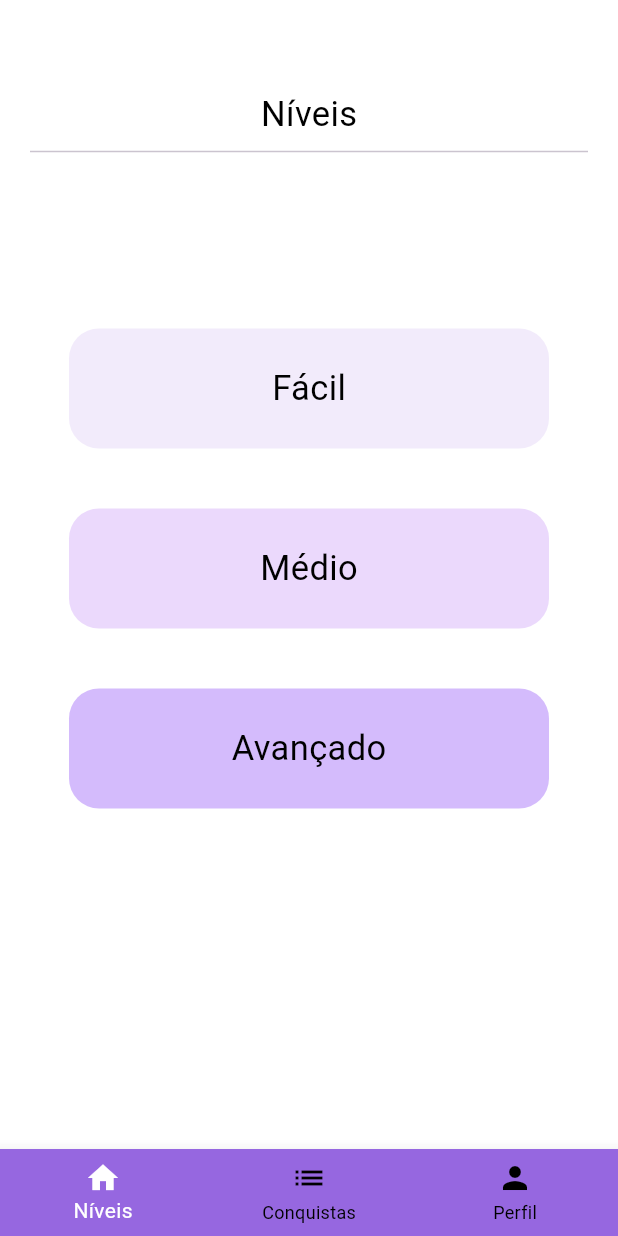
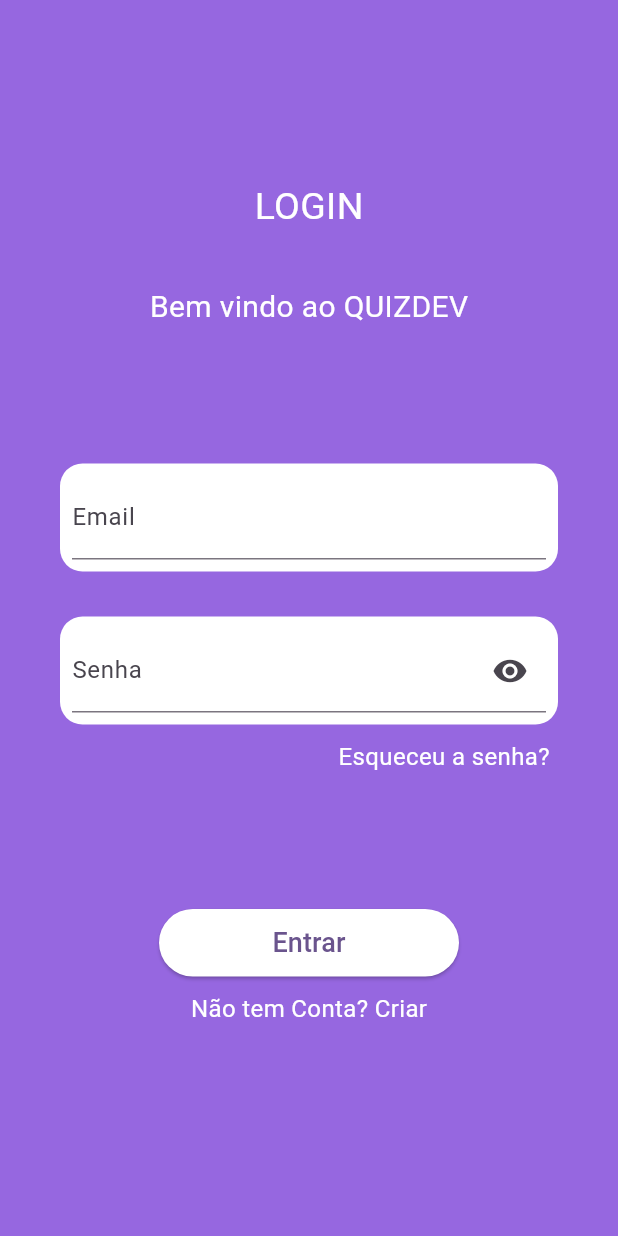
Before and after one commit to jucianevmaciel/quizdev, a Flutter app: the screen it shows after launch, on a phone screen of 412 x 824 dp. Run offline on Flutter 3.47's test engine with Material 2 defaults, Android fonts, the light colour scheme and no system bars; our stand-ins replace get.

Commit message:
telas de login, criar conta e finalizar quiz

```diff
--- a/lib/botoesniveis.dart
+++ b/lib/botoesniveis.dart
@@ -4,7 +4,8 @@
   final String texto;
   final Color cor;
   final clicar;
-  const BotoesNiveis({super.key, required this.texto, required this.cor, this.clicar});
+  const BotoesNiveis(
+      {super.key, required this.texto, required this.cor, this.clicar});
 
   @override
   Widget build(BuildContext context) {
@@ -14,7 +15,8 @@
         width: 320,
         height: 80,
         alignment: Alignment.center,
-      decoration: BoxDecoration(color: cor, borderRadius:BorderRadius.circular(20) ),
+        decoration:
+            BoxDecoration(color: cor, borderRadius: BorderRadius.circular(20)),
         child: Padding(
           padding: EdgeInsets.all(10),
           child: Text(
--- a/lib/main.dart
+++ b/lib/main.dart
@@ -1,6 +1,7 @@
 import 'package:flutter/material.dart';
 import 'package:get/get_navigation/src/root/get_material_app.dart';
 import 'package:quizdev/colors.dart';
+import 'package:quizdev/telalogin.dart';
 import 'package:quizdev/telanivel.dart';
 
 void main() {
@@ -15,14 +16,13 @@
     return GetMaterialApp(
       title: 'Flutter Demo',
       theme: ThemeData(
-        colorScheme: ColorScheme.fromSeed(seedColor: Colors.deepPurple),
-        useMaterial3: true,
-        elevatedButtonTheme: ElevatedButtonThemeData(
-          style:ElevatedButton.styleFrom(minimumSize: Size(double.infinity, 56), backgroundColor: Colorsapp().violeta)
-           )
-      ),
-      home: const TelaNivel(),
+          colorScheme: ColorScheme.fromSeed(seedColor: Colorsapp().violeta),
+          useMaterial3: true,
+          elevatedButtonTheme: ElevatedButtonThemeData(
+              style: ElevatedButton.styleFrom(
+                  minimumSize: Size(double.infinity, 56),
+                  backgroundColor: Colorsapp().violeta))),
+      home: const TelaLogin(),
     );
   }
-
 }
--- a/lib/tabnav.dart
+++ b/lib/tabnav.dart
@@ -30,7 +30,6 @@
           MaterialPageRoute<void>(builder: (context) => listatela[pos]));
     }
   }
-
   @override
   Widget build(BuildContext context) {
     return BottomNavigationBar(
--- /dev/null
+++ b/lib/telalogin.dart
@@ -0,0 +1,152 @@
+import 'package:flutter/material.dart';
+import 'package:quizdev/colors.dart';
+import 'package:quizdev/telacriarconta.dart';
+import 'package:quizdev/telanivel.dart';
+
+class TelaLogin extends StatefulWidget {
+  const TelaLogin({super.key});
+
+  @override
+  State<TelaLogin> createState() => _TelaLoginState();
+}
+
+class _TelaLoginState extends State<TelaLogin> {
+  @override
+  Widget build(BuildContext context) {
+    return Scaffold(
+      backgroundColor: Colorsapp().violeta,
+      body: SingleChildScrollView(
+        child: Column(
+          mainAxisAlignment: MainAxisAlignment.start,
+          children: [
+            Padding(
+              padding: const EdgeInsets.only(top: 120, bottom: 34),
+              child: Text(
+                "LOGIN",
+                style: TextStyle(fontSize: 25, color: Colors.white),
+              ),
+            ),
+            Text(
+              "Bem vindo ao QUIZDEV",
+              style: TextStyle(fontSize: 20, color: Colors.white),
+            ),
+            Padding(
+              padding: const EdgeInsets.only(
+                  top: 90, bottom: 30, left: 40, right: 40),
+              child: Container(
+                padding: EdgeInsets.all(8),
+                decoration: BoxDecoration(
+                  color: Colors.white,
+                  borderRadius: BorderRadius.all(Radius.circular(15)),
+                ),
+                child: Column(
+                  mainAxisAlignment: MainAxisAlignment.center,
+                  children: [
+                    // Campo de e-mail
+                    TextField(
+                      decoration: InputDecoration(
+                        labelText: "Email",
+                        hintText: "Digite o email",
+                      ),
+                    ),
+                  ],
+                ),
+              ),
+            ),
+            Padding( padding: const EdgeInsets.only(
+                left: 40, right: 40),
+              child: Container(
+                padding: EdgeInsets.all(8),
+                decoration: BoxDecoration(
+                  color: Colors.white,
+                  borderRadius: BorderRadius.all(Radius.circular(15)),
+                ),
+                child: Column(
+                  mainAxisAlignment: MainAxisAlignment.center,
+                  children: [
+                    // Campo de senha
+                    TextField(
+                      obscureText: true,
+                      decoration: InputDecoration(
+                        labelText: "Senha",
+                        hintText: "Digite a senha",
+                        suffixIcon: Icon(Icons.remove_red_eye),
+                      ),
+                    ),
+                  ],
+                ),
+              ),
+            ),
+            GestureDetector(
+              onTap: () {
+                // Adicione a lógica para a recuperação de senha aqui
+                print("Esqueceu a senha?");
+              },
+              child: Container(
+                child: Column(
+                  children: [
+                    Padding(
+                      padding: const EdgeInsets.only(top: 10, left: 180),
+                      child: Text(
+                        "Esqueceu a senha?",
+                        style: TextStyle(color: Colors.white, fontSize: 16),
+                      ),
+                    ),
+                  ],
+                ),
+              ),
+            ),
+            SizedBox(height: 90),
+            Container(
+              width: 200,
+              height: 45,
+              child: ElevatedButton(
+                onPressed: () {
+                  Navigator.pushReplacement(
+                    context,
+                    MaterialPageRoute(builder: (context) => TelaNivel()),
+                  );
+                },
+                style: ElevatedButton.styleFrom(
+                  backgroundColor: Colors.white,
+                  shape: RoundedRectangleBorder(
+                    borderRadius: BorderRadius.circular(28),
+                  ),
+                  minimumSize: Size(200, 45),
+                ),
+                child: Text(
+                  "Entrar",
+                  style: TextStyle(
+                    fontSize: 18,
+                  ),
+                ),
+              ),
+            ),
+            GestureDetector(
+              onTap: () {
+                Navigator.pushReplacement(
+                  context,
+                  MaterialPageRoute(builder: (context) => CriarConta()),
+                );
+              },
+              child: Container(
+                child: Column(
+                  children: [
+                    Padding(
+                      padding: const EdgeInsets.only(top: 10),
+                      child: Text(
+                        "Não tem Conta? Criar",
+                        style: TextStyle(color: Colors.white, fontSize: 16),
+                      ),
+                    ),
+                  ],
+                ),
+              ),
+            ),
+            SizedBox(height: 20),
+          ],
+        ),
+      ),
+    );
+  }
+}
--- a/pubspec.yaml
+++ b/pubspec.yaml
@@ -66,6 +66,8 @@
 
   assets:
       - assets/images/perfil.png
+      - assets/images/trofeu.png
+
   #   - images/a_dot_ham.jpeg
 
 
```
Also changed, not shown: lib/fimquiz.dart (added, +32 -0 lines), lib/inforperfil.dart (+8 -6 lines), lib/perguntas.dart (+14 -2 lines), lib/quizinfor.dart (+14 -12 lines), lib/telacriarconta.dart (added, +135 -0 lines), lib/telanivel.dart (+23 -11 lines), lib/telaperfil.dart (+3 -4 lines), assets/images/trofeu.png (added). Lines whose indentation alone changed are shown as unchanged.
